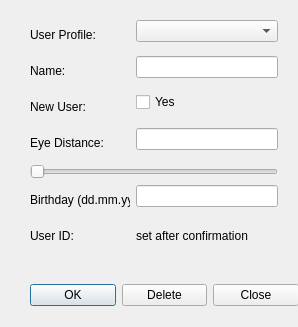
Old version of the form usermanagement.ui in the repository burnfx/rqt.
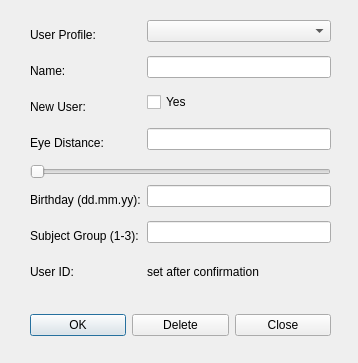
New version of the form.

Patch:
```diff
--- a/usermanagement.ui
+++ b/usermanagement.ui
@@ -6,8 +6,8 @@
    <rect>
     <x>0</x>
     <y>0</y>
-    <width>298</width>
-    <height>327</height>
+    <width>358</width>
+    <height>363</height>
    </rect>
   </property>
   <property name="windowTitle">
@@ -18,8 +18,8 @@
     <rect>
      <x>30</x>
      <y>20</y>
-     <width>248</width>
-     <height>251</height>
+     <width>301</width>
+     <height>283</height>
     </rect>
    </property>
    <layout class="QFormLayout" name="formLayout">
@@ -146,7 +146,7 @@
       </property>
       <property name="maximumSize">
        <size>
-        <width>100</width>
+        <width>150</width>
         <height>30</height>
        </size>
       </property>
@@ -158,7 +158,7 @@
     <item row="5" column="1">
      <widget class="QLineEdit" name="birthdayTXT"/>
     </item>
-    <item row="6" column="0">
+    <item row="7" column="0">
      <widget class="QLabel" name="userParamLBL_3">
       <property name="minimumSize">
        <size>
@@ -177,7 +177,7 @@
       </property>
      </widget>
     </item>
-    <item row="6" column="1">
+    <item row="7" column="1">
      <widget class="QLabel" name="idLBL">
       <property name="text">
        <string>set after confirmation</string>
@@ -197,14 +197,36 @@
       </property>
      </widget>
     </item>
+    <item row="6" column="1">
+     <widget class="QLineEdit" name="groupTXT"/>
+    </item>
+    <item row="6" column="0">
+     <widget class="QLabel" name="userParamLBL_4">
+      <property name="minimumSize">
+       <size>
+        <width>80</width>
+        <height>30</height>
+       </size>
+      </property>
+      <property name="maximumSize">
+       <size>
+        <width>150</width>
+        <height>30</height>
+       </size>
+      </property>
+      <property name="text">
+       <string>Subject Group (1-3):</string>
+      </property>
+     </widget>
+    </item>
    </layout>
   </widget>
   <widget class="QWidget" name="horizontalLayoutWidget">
    <property name="geometry">
     <rect>
      <x>30</x>
-     <y>280</y>
-     <width>269</width>
+     <y>310</y>
+     <width>301</width>
      <height>31</height>
     </rect>
    </property>
```
Left out of the diff: 2 changed lines with no effect on the pictures.
